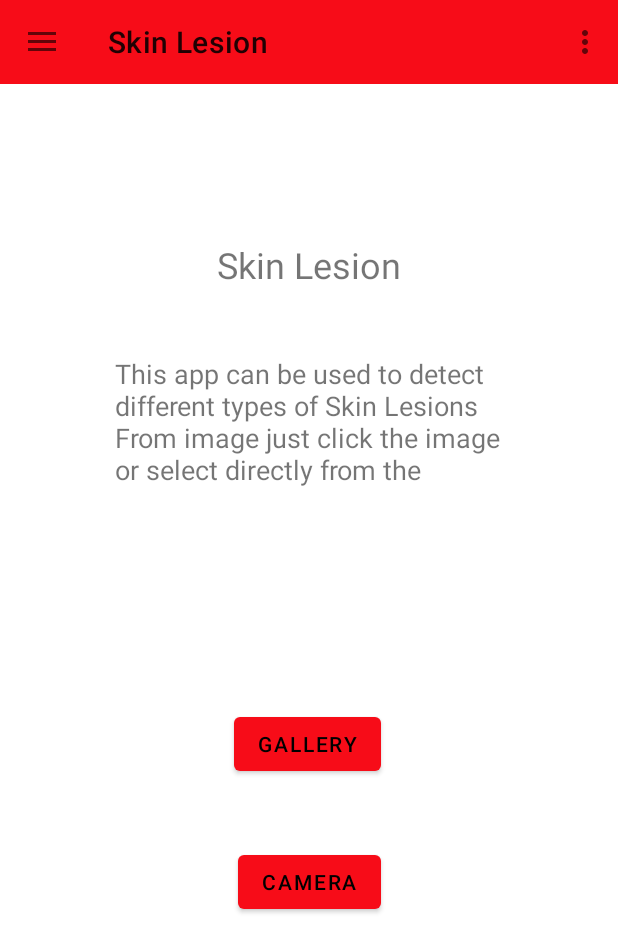
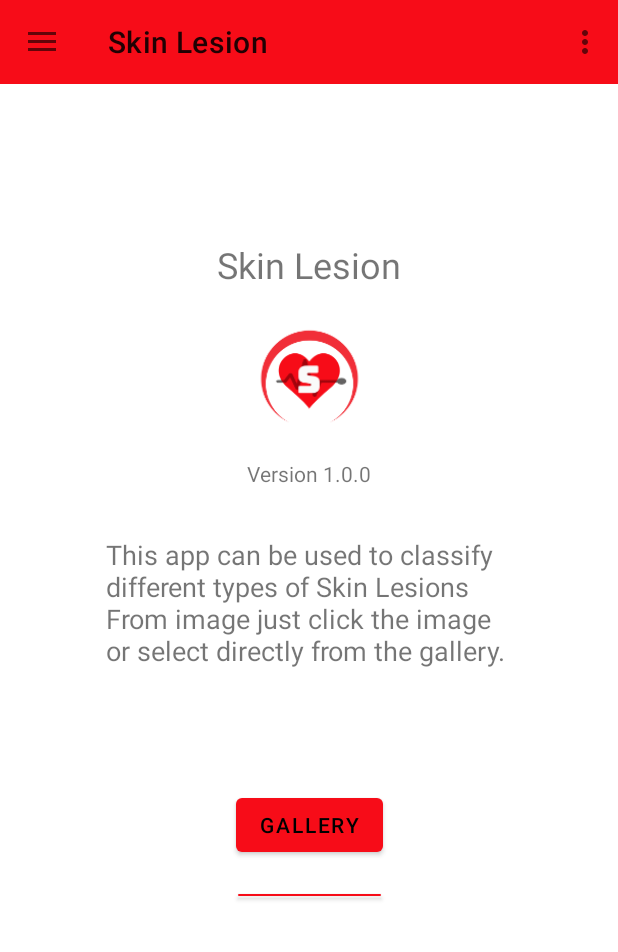
Before and after one commit to ETS-Android5/Skin_care, an Android app: the screen it shows after launch (MainActivity), on a phone screen of 412 x 824 dp. Shown: the top 952 px of the screen. Run offline under Robolectric (Android 15) with nearby library versions, the phone set to English and light mode, and no system bars; libraries missing offline, so code that uses them is left out: org.tensorflow.lite; 1 statement that could not run was skipped.

Commit message:
last of last commit22

```diff
--- a/app/src/main/java/com/example/typroject/MainActivity.java
+++ b/app/src/main/java/com/example/typroject/MainActivity.java
@@ -42,7 +42,7 @@ public class MainActivity extends AppCompatActivity implements View.OnClickListe
     protected void onCreate(Bundle savedInstanceState) {
         super.onCreate(savedInstanceState);
         setContentView(R.layout.activity_main);
-        SkinCancerClassifier.init(getAssets(), "march_28_skin_opti.tflite");
+        SkinLesionClassifier.init(getAssets(), "march_28_skin_opti.tflite");
         bSelGallery = findViewById(R.id.gallerychooser);
         bSelCamera = findViewById(R.id.Cameraclicker);
         tvHeading = findViewById(R.id.top_Heading);
@@ -117,20 +117,17 @@ public class MainActivity extends AppCompatActivity implements View.OnClickListe
         switch (menuItem.getItemId()) {
 
             case R.id.nav_lesion:
-                Toast.makeText(getApplicationContext(),"SDisplay",Toast.LENGTH_SHORT).show();
                 Intent lesion = new Intent(getApplicationContext(),Lesion_types.class);
                 startActivity(lesion);
                 break;
 
             case R.id.nav_tutorial :
-                Toast.makeText(getApplicationContext(),"Tutorial",Toast.LENGTH_SHORT).show();
                 Intent tutorial = new Intent(getApplicationContext(),Tutorial.class);
                 startActivity(tutorial);
 
                 break;
 
             case R.id.nav_about:
-                Toast.makeText(getApplicationContext(),"About me",Toast.LENGTH_SHORT).show();
                 Intent about = new Intent(getApplicationContext(),About_me.class);
                 startActivity(about);
                 break;
--- a/app/src/main/java/com/example/typroject/Report.java
+++ b/app/src/main/java/com/example/typroject/Report.java
@@ -1,11 +1,9 @@
 package com.example.typroject;
 
 import android.Manifest;
-import android.app.AppComponentFactory;
 import android.content.Intent;
 import android.content.pm.PackageManager;
 import android.graphics.Bitmap;
-import android.graphics.Typeface;
 import android.graphics.drawable.BitmapDrawable;
 import android.net.Uri;
 import android.os.Bundle;
@@ -25,7 +23,6 @@ import androidx.core.app.ActivityCompat;
 import androidx.core.content.ContextCompat;
 
 import java.io.IOException;
-import java.util.Arrays;
 
 public class Report extends AppCompatActivity implements View.OnClickListener {
 
@@ -78,8 +75,7 @@ public class Report extends AppCompatActivity implements View.OnClickListener {
         }
         try {
             Bitmap image = ((BitmapDrawable) ((ImageView) imView).getDrawable()).getBitmap();
-            String imageClass = SkinCancerClassifier.predict(image);
-//            Toast.makeText(this, imageClass, Toast.LENGTH_SHORT).show();
+            String imageClass = SkinLesionClassifier.predict(image);
             tvRes.setText(imageClass);
         }
         catch (Exception e){
@@ -118,7 +114,7 @@ public class Report extends AppCompatActivity implements View.OnClickListener {
         progressLayout.setVisibility(View.VISIBLE);
         tvRes.setVisibility(View.GONE);
         imView.setImageBitmap(bitmap);
-        String imageClass = SkinCancerClassifier.predict(bitmap);
+        String imageClass = SkinLesionClassifier.predict(bitmap);
             Toast.makeText(this, imageClass, Toast.LENGTH_SHORT).show();
         tvRes.setText(imageClass);
         tvRes.setVisibility(View.VISIBLE);
--- a/app/src/main/java/com/example/typroject/SkinCancerClassifier.java
+++ b/app/src/main/java/com/example/typroject/SkinLesionClassifier.java
@@ -4,13 +4,8 @@ import android.content.res.AssetFileDescriptor;
 import android.content.res.AssetManager;
 import android.graphics.Bitmap;
 import android.util.Log;
-import android.widget.Toast;
 
-import androidx.core.content.res.TypedArrayUtils;
-
-import org.tensorflow.lite.DataType;
 import org.tensorflow.lite.Interpreter;
-import org.tensorflow.lite.Tensor;
 
 import java.io.FileInputStream;
 import java.io.IOException;
@@ -18,9 +13,8 @@ import java.nio.ByteBuffer;
 import java.nio.ByteOrder;
 import java.nio.channels.FileChannel;
 import java.util.Arrays;
-import java.util.Collection;
 
-public class SkinCancerClassifier {
+public class SkinLesionClassifier {
 
     private static final int IMAGE_MEAN = 160;
     private static final int IMAGE_STD = 46;
@@ -31,13 +25,13 @@ public class SkinCancerClassifier {
     static String modelPath = "";
     static Interpreter interpreter;
     static String[] label = {
+            "Actinic keratoses",
+            "Basal cell carcinoma",
+            "Benign keratosis-like lesions",
+            "Dermatofibroma",
             "Melanocytic nevi",
             "Melanoma",
-            "Benign keratosis-like lesions",
-            "Basal cell carcinoma",
-            "Actinic keratoses",
-            "Vascular lesions",
-            "Dermatofibroma"};
+            "Vascular lesions"};
     public static String predict(Bitmap image) {
         ByteBuffer inpBuffer = preProcessImage(image);
 
@@ -99,8 +93,8 @@ public class SkinCancerClassifier {
     }
 
     public static void init(AssetManager assetManager, String model_path){
-        SkinCancerClassifier.assetManager = assetManager;
-        SkinCancerClassifier.modelPath = model_path;
+        SkinLesionClassifier.assetManager = assetManager;
+        SkinLesionClassifier.modelPath = model_path;
         interpreter = createInterpreter(assetManager, model_path);
     }
 
--- a/app/src/main/res/layout/activity_main.xml
+++ b/app/src/main/res/layout/activity_main.xml
@@ -24,6 +24,17 @@ tools:openDrawer="start">
         android:layout_width="match_parent"
         android:layout_height="match_parent">
 
+        <LinearLayout
+            android:layout_width="411dp"
+            android:layout_height="547dp"
+
+            android:gravity="center"
+            android:orientation="vertical"
+
+            app:layout_constraintEnd_toEndOf="parent"
+            app:layout_constraintStart_toStartOf="parent"
+            app:layout_constraintTop_toTopOf="parent">
+
             <TextView
                 android:id="@+id/top_Heading"
                 android:layout_width="wrap_content"
@@ -31,44 +42,53 @@ tools:openDrawer="start">
                 android:layout_marginTop="104dp"
 
                 android:text="@string/app_name"
-            android:textSize="24sp"
-            app:layout_constraintEnd_toEndOf="parent"
-            app:layout_constraintStart_toStartOf="parent"
-            app:layout_constraintTop_toTopOf="parent" />
+                android:textSize="24sp" />
+
+            <ImageView
+                android:id="@+id/imageView8"
+                android:layout_width="123dp"
+                android:layout_height="110dp"
+                android:layout_marginTop="3dp"
+                android:src="@mipmap/ic_launcher_foreground" />
+
+            <TextView
+                android:layout_width="wrap_content"
+                android:layout_height="wrap_content"
+                android:layout_marginBottom="32dp"
+                android:text="@string/ver" />
+
+            <TextView
+                android:id="@+id/textView3"
+                android:layout_width="wrap_content"
+                android:layout_height="wrap_content"
+                android:layout_marginLeft="70dp"
+                android:layout_marginRight="70dp"
+                android:layout_marginBottom="16dp"
+                android:text="@string/title"
+                android:textSize="18sp" />
 
             <Button
                 android:id="@+id/gallerychooser"
                 android:layout_width="wrap_content"
                 android:layout_height="wrap_content"
-            android:layout_marginBottom="44dp"
-            android:text="@string/gallerybtn"
-            app:layout_constraintBottom_toTopOf="@+id/Cameraclicker"
-            app:layout_constraintEnd_toEndOf="parent"
-            app:layout_constraintHorizontal_bias="0.496"
-            app:layout_constraintStart_toStartOf="parent" />
+                android:layout_marginTop="64dp"
+                android:layout_marginBottom="16dp"
+                android:text="@string/gallerybtn" />
 
             <Button
                 android:id="@+id/Cameraclicker"
                 android:layout_width="wrap_content"
                 android:layout_height="wrap_content"
-            android:layout_marginBottom="212dp"
-            android:text="@string/camerabtn"
-            app:layout_constraintBottom_toBottomOf="parent"
-            app:layout_constraintEnd_toEndOf="parent"
-            app:layout_constraintHorizontal_bias="0.501"
-            app:layout_constraintStart_toStartOf="parent" />
+                android:text="@string/camerabtn" />
+        </LinearLayout>
 
-        <TextView
-            android:id="@+id/textView3"
-            android:layout_width="258dp"
-            android:layout_height="87dp"
-            android:layout_marginTop="44dp"
-            android:text="@string/title"
-            android:textSize="18sp"
-            app:layout_constraintEnd_toEndOf="parent"
-            app:layout_constraintHorizontal_bias="0.496"
-            app:layout_constraintStart_toStartOf="parent"
-            app:layout_constraintTop_toBottomOf="@+id/top_Heading" />
+
+
+
+
+
+
+
     </androidx.constraintlayout.widget.ConstraintLayout>
 
 </LinearLayout>
--- a/app/src/main/res/layout/activity_tutorial.xml
+++ b/app/src/main/res/layout/activity_tutorial.xml
@@ -87,7 +87,7 @@
                     android:layout_gravity="center"
                     android:layout_width="wrap_content"
                     android:layout_height="wrap_content"
-                    android:src="@drawable/ss1" />
+                    android:src="@drawable/ss11" />
 
             </LinearLayout>
 
--- a/app/src/main/res/values/strings.xml
+++ b/app/src/main/res/values/strings.xml
@@ -5,8 +5,8 @@
     <string name="app_name">Skin Lesion</string>
     <string name="gallerybtn">Gallery</string>
     <string name="camerabtn">Camera</string>
-    <string name="title">This app can be used to detect different types of Skin Lesions From image
-        just click the image or select directly from the gallery</string>
+    <string name="title">This app can be used to classify different types of Skin Lesions From image
+        just click the image or select directly from the gallery.</string>
 
 
     <string name="melanocytic_navi_h">Melanocytic nevus</string>
```
Also changed, not shown: app/src/main/res/drawable-xhdpi/ss11.png (added). Lines whose indentation alone changed are shown as unchanged.
